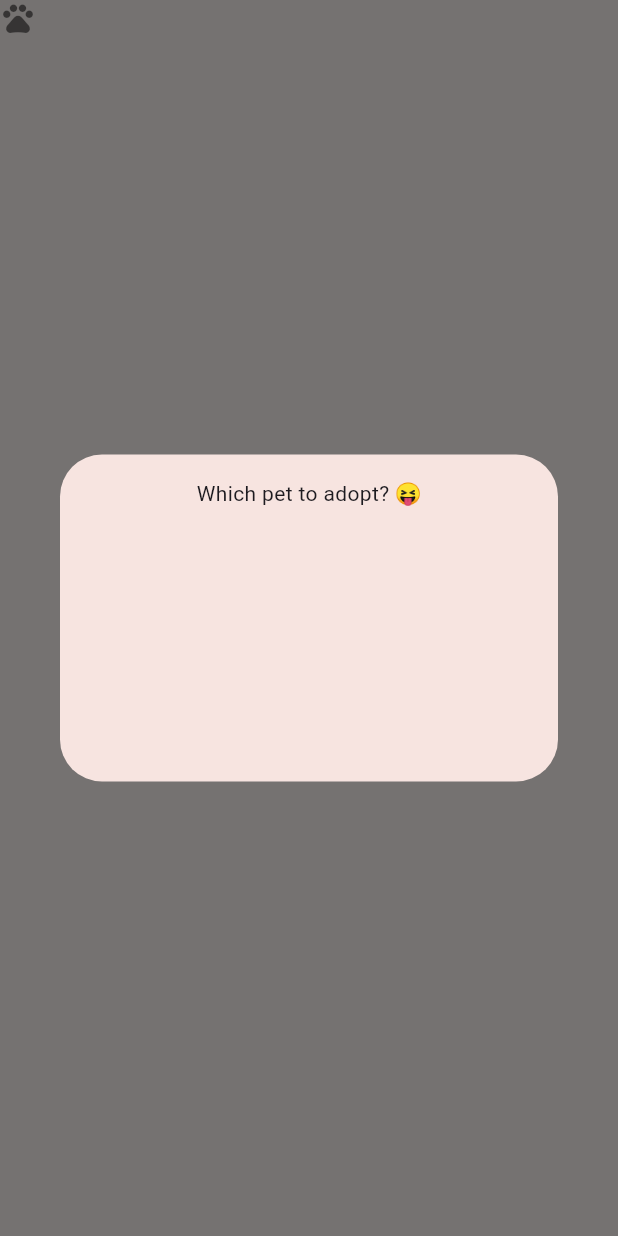
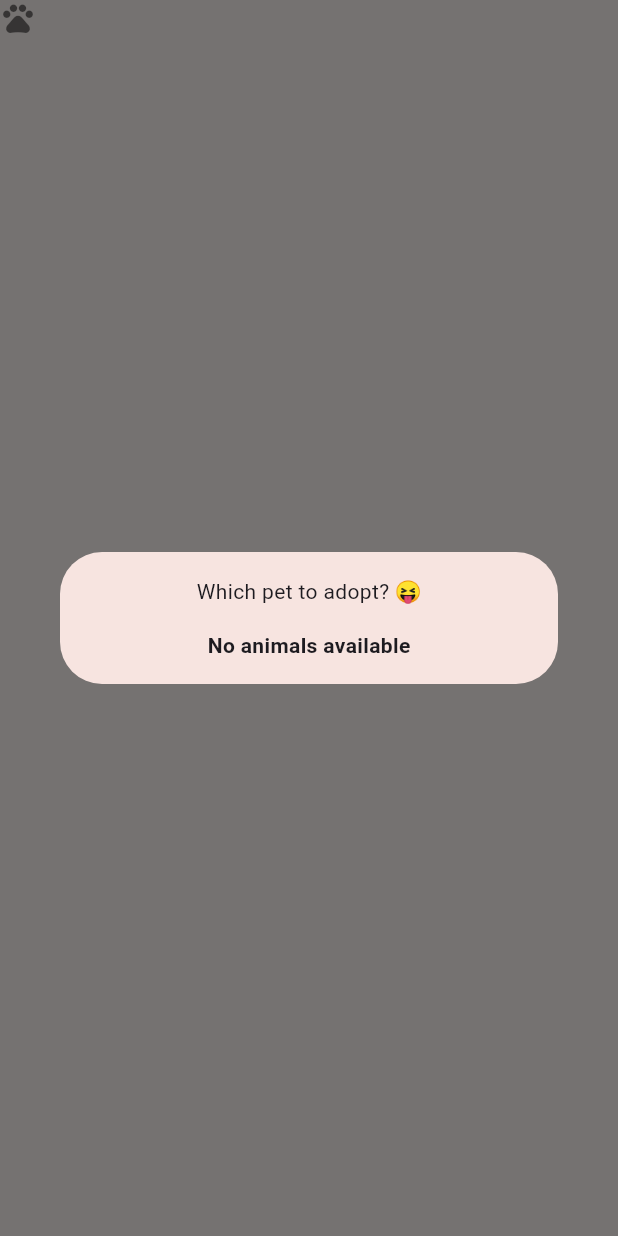
Before and after one commit to chewzzz1014/sse3401-adopter-project, a Flutter app: the AdoptionRequestBtn widget shown alone on an empty page, opened directly with empty values, after a tap on the "pets" icon, on a phone screen of 412 x 824 dp. Run offline on Flutter 3.47's test engine with Material 3 defaults, Android fonts, the light colour scheme and no system bars; our stand-ins replace appinio_swiper, cloud_firestore, dash_chat_2, delightful_toast, file_picker, firebase_auth and 7 more; missing offline and left inert: filter_list; accounts and stored records are empty; network calls fail; Roboto replaces fonts that are missing (Wellfleet).

Commit message:
add no record found text

```diff
--- a/lib/widgets/adoption_req_btn.dart
+++ b/lib/widgets/adoption_req_btn.dart
@@ -124,7 +124,8 @@ class _AdoptionRequestBtnState extends State<AdoptionRequestBtn> {
     );
   }
 
-  void _sendAdoptionReq(String animalId, String receiverId, String senderId) async {
+  void _sendAdoptionReq(
+      String animalId, String receiverId, String senderId) async {
     await _databaseService.createNewAdoptionReq(animalId, senderId, receiverId);
 
     Navigator.pop(context, 'Yes');
@@ -160,6 +161,17 @@ class _AdoptionRequestBtnState extends State<AdoptionRequestBtn> {
                         }
                         if (snapshot.hasData && snapshot.data != null) {
                           final animals = snapshot.data!.docs;
+
+                          if (animals.isEmpty) {
+                            return const Center(
+                                child: Text(
+                              "No animals available",
+                              style: TextStyle(
+                                fontWeight: FontWeight.bold,
+                              ),
+                            ));
+                          }
+
                           return SizedBox(
                             height: 150, // Adjust the height as needed
                             child: ListView.builder(
```
Also changed, not shown: lib/screens/pet/pet-list.dart (+38 -6 lines), lib/services/database_service.dart (+8 -4 lines), pubspec.lock.
